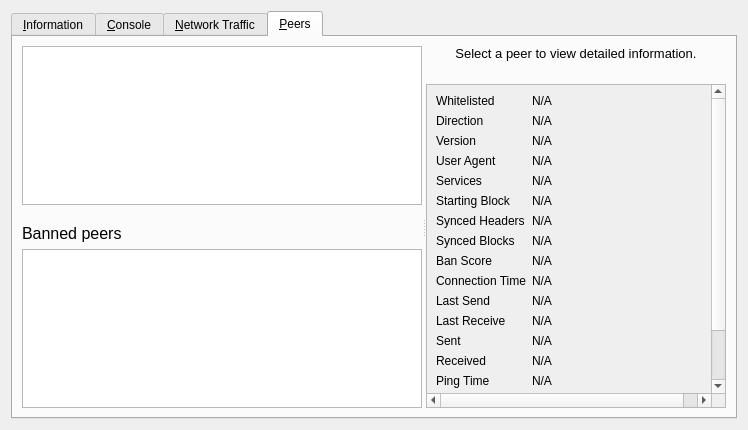
Old version of the form src/qt/forms/debugwindow.ui in the repository cryptoinhero/zurbank.
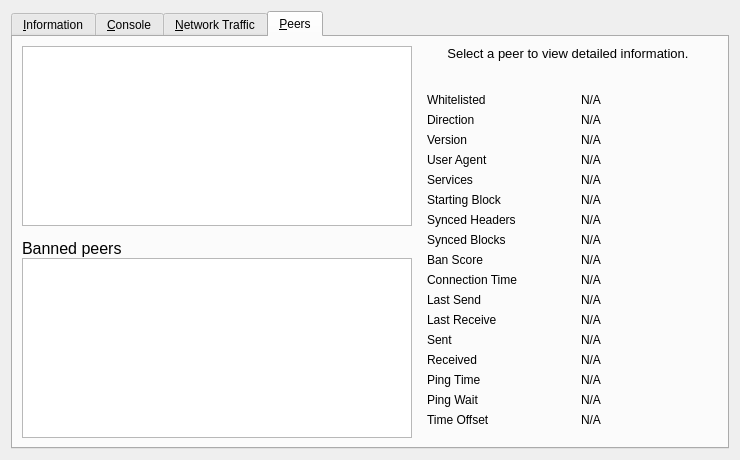
New version of the form. The open tabs and pages were chosen to show the change. Icons and pictures are not drawn. Custom widgets are drawn as their Qt base class.

What changed in the file:
```diff
--- a/src/qt/forms/debugwindow.ui
+++ b/src/qt/forms/debugwindow.ui
@@ -902,31 +902,17 @@
       <attribute name="title">
        <string>&amp;Peers</string>
       </attribute>
-      <layout class="QVBoxLayout" name="verticalLayout_6">
-       <item>
-        <widget class="QSplitter" name="splitter">
-         <property name="orientation">
-          <enum>Qt::Horizontal</enum>
+      <layout class="QGridLayout" name="gridLayout_2">
+       <item row="0" column="0" rowspan="2">
+        <layout class="QVBoxLayout" name="verticalLayout_101">
+         <property name="spacing">
+          <number>0</number>
          </property>
-         <property name="childrenCollapsible">
-          <bool>false</bool>
-         </property>
-         <widget class="QWidget" name="widget_1" native="true">
-          <property name="sizePolicy">
-           <sizepolicy hsizetype="MinimumExpanding" vsizetype="Preferred">
-            <horstretch>1</horstretch>
-            <verstretch>0</verstretch>
-           </sizepolicy>
-          </property>
-          <property name="minimumSize">
-           <size>
-            <width>400</width>
-            <height>0</height>
-           </size>
-          </property>
-          <layout class="QVBoxLayout" name="verticalLayout_7">
            <item>
             <widget class="QTableView" name="peerWidget">
+           <property name="horizontalScrollBarPolicy">
+            <enum>Qt::ScrollBarAsNeeded</enum>
+           </property>
              <property name="tabKeyNavigation">
               <bool>false</bool>
              </property>
@@ -948,7 +934,7 @@
              </property>
              <property name="minimumSize">
               <size>
-               <width>0</width>
+             <width>300</width>
                <height>32</height>
               </size>
              </property>
@@ -982,6 +968,15 @@
            </item>
            <item>
             <widget class="QTableView" name="banlistWidget">
+           <property name="sizePolicy">
+            <sizepolicy hsizetype="Expanding" vsizetype="Expanding">
+             <horstretch>0</horstretch>
+             <verstretch>0</verstretch>
+            </sizepolicy>
+           </property>
+           <property name="horizontalScrollBarPolicy">
+            <enum>Qt::ScrollBarAsNeeded</enum>
+           </property>
              <property name="tabKeyNavigation">
               <bool>false</bool>
              </property>
@@ -994,22 +989,8 @@
             </widget>
            </item>
           </layout>
-         </widget>
-         <widget class="QWidget" name="widget_2" native="true">
-          <property name="sizePolicy">
-           <sizepolicy hsizetype="Minimum" vsizetype="Preferred">
-            <horstretch>0</horstretch>
-            <verstretch>0</verstretch>
-           </sizepolicy>
-          </property>
-          <property name="minimumSize">
-           <size>
-            <width>300</width>
-            <height>0</height>
-           </size>
-          </property>
-          <layout class="QVBoxLayout" name="verticalLayout_8">
-           <item>
+       </item>
+       <item row="0" column="1">
             <widget class="QLabel" name="peerHeading">
              <property name="sizePolicy">
               <sizepolicy hsizetype="Preferred" vsizetype="Minimum">
@@ -1019,7 +1000,7 @@
              </property>
              <property name="minimumSize">
               <size>
-               <width>0</width>
+           <width>300</width>
                <height>32</height>
               </size>
              </property>
@@ -1045,27 +1026,15 @@
              </property>
             </widget>
            </item>
-           <item>
-            <widget class="QScrollArea" name="scrollArea">
-             <property name="widgetResizable">
-              <bool>true</bool>
-             </property>
-             <widget class="QWidget" name="detailWidget">
-              <property name="geometry">
-               <rect>
-                <x>0</x>
-                <y>0</y>
-                <width>300</width>
-                <height>426</height>
-               </rect>
-              </property>
+       <item row="1" column="1">
+        <widget class="QWidget" name="detailWidget" native="true">
               <property name="minimumSize">
                <size>
                 <width>300</width>
                 <height>0</height>
                </size>
               </property>
-              <layout class="QGridLayout" name="gridLayout_2" columnstretch="0,1">
+         <layout class="QGridLayout" name="gridLayout_3">
                <item row="0" column="0">
                 <widget class="QLabel" name="label_30">
                  <property name="text">
@@ -1073,7 +1042,7 @@
                  </property>
                 </widget>
                </item>
-               <item row="0" column="1">
+          <item row="0" column="2">
                 <widget class="QLabel" name="peerWhitelisted">
                  <property name="cursor">
                   <cursorShape>IBeamCursor</cursorShape>
@@ -1096,7 +1065,7 @@
                  </property>
                 </widget>
                </item>
-               <item row="1" column="1">
+          <item row="1" column="2">
                 <widget class="QLabel" name="peerDirection">
                  <property name="cursor">
                   <cursorShape>IBeamCursor</cursorShape>
@@ -1119,7 +1088,7 @@
                  </property>
                 </widget>
                </item>
-               <item row="2" column="1">
+          <item row="2" column="2">
                 <widget class="QLabel" name="peerVersion">
                  <property name="cursor">
                   <cursorShape>IBeamCursor</cursorShape>
@@ -1142,7 +1111,7 @@
                  </property>
                 </widget>
                </item>
-               <item row="3" column="1">
+          <item row="3" column="2">
                 <widget class="QLabel" name="peerSubversion">
                  <property name="cursor">
                   <cursorShape>IBeamCursor</cursorShape>
@@ -1165,7 +1134,7 @@
                  </property>
                 </widget>
                </item>
-               <item row="4" column="1">
+          <item row="4" column="2">
                 <widget class="QLabel" name="peerServices">
                  <property name="cursor">
                   <cursorShape>IBeamCursor</cursorShape>
@@ -1188,7 +1157,7 @@
                  </property>
                 </widget>
                </item>
-               <item row="5" column="1">
+          <item row="5" column="2">
                 <widget class="QLabel" name="peerHeight">
                  <property name="cursor">
                   <cursorShape>IBeamCursor</cursorShape>
@@ -1211,7 +1180,7 @@
                  </property>
                 </widget>
                </item>
-               <item row="6" column="1">
+          <item row="6" column="2">
                 <widget class="QLabel" name="peerSyncHeight">
                  <property name="cursor">
                   <cursorShape>IBeamCursor</cursorShape>
@@ -1234,7 +1203,7 @@
                  </property>
                 </widget>
                </item>
-               <item row="7" column="1">
+          <item row="7" column="2">
                 <widget class="QLabel" name="peerCommonHeight">
                  <property name="cursor">
                   <cursorShape>IBeamCursor</cursorShape>
@@ -1257,7 +1226,7 @@
                  </property>
                 </widget>
                </item>
-               <item row="8" column="1">
+          <item row="8" column="2">
                 <widget class="QLabel" name="peerBanScore">
                  <property name="cursor">
                   <cursorShape>IBeamCursor</cursorShape>
@@ -1280,7 +1249,7 @@
                  </property>
                 </widget>
                </item>
-               <item row="9" column="1">
+          <item row="9" column="2">
                 <widget class="QLabel" name="peerConnTime">
                  <property name="cursor">
                   <cursorShape>IBeamCursor</cursorShape>
@@ -1303,7 +1272,7 @@
                  </property>
                 </widget>
                </item>
-               <item row="10" column="1">
+          <item row="10" column="2">
                 <widget class="QLabel" name="peerLastSend">
                  <property name="cursor">
                   <cursorShape>IBeamCursor</cursorShape>
@@ -1326,7 +1295,7 @@
                  </property>
                 </widget>
                </item>
-               <item row="11" column="1">
+          <item row="11" column="2">
                 <widget class="QLabel" name="peerLastRecv">
                  <property name="cursor">
                   <cursorShape>IBeamCursor</cursorShape>
@@ -1349,7 +1318,7 @@
                  </property>
                 </widget>
                </item>
-               <item row="12" column="1">
+          <item row="12" column="2">
                 <widget class="QLabel" name="peerBytesSent">
                  <property name="cursor">
                   <cursorShape>IBeamCursor</cursorShape>
@@ -1372,7 +1341,7 @@
                  </property>
                 </widget>
                </item>
-               <item row="13" column="1">
+          <item row="13" column="2">
                 <widget class="QLabel" name="peerBytesRecv">
                  <property name="cursor">
                   <cursorShape>IBeamCursor</cursorShape>
@@ -1395,7 +1364,7 @@
                  </property>
                 </widget>
                </item>
-               <item row="14" column="1">
+          <item row="14" column="2">
                 <widget class="QLabel" name="peerPingTime">
                  <property name="cursor">
                   <cursorShape>IBeamCursor</cursorShape>
@@ -1421,7 +1390,7 @@
                  </property>
                 </widget>
                </item>
-               <item row="15" column="1">
+          <item row="15" column="2">
                 <widget class="QLabel" name="peerPingWait">
                  <property name="cursor">
                   <cursorShape>IBeamCursor</cursorShape>
@@ -1438,36 +1407,13 @@
                 </widget>
                </item>
                <item row="16" column="0">
-                <widget class="QLabel" name="peerMinPingLabel">
-                 <property name="text">
-                  <string>Min Ping</string>
-                 </property>
-                </widget>
-               </item>
-               <item row="16" column="1">
-                <widget class="QLabel" name="peerMinPing">
-                 <property name="cursor">
-                  <cursorShape>IBeamCursor</cursorShape>
-                 </property>
-                 <property name="text">
-                  <string>N/A</string>
-                 </property>
-                 <property name="textFormat">
-                  <enum>Qt::PlainText</enum>
-                 </property>
-                 <property name="textInteractionFlags">
-                  <set>Qt::LinksAccessibleByMouse|Qt::TextSelectableByKeyboard|Qt::TextSelectableByMouse</set>
-                 </property>
-                </widget>
-               </item>
-               <item row="17" column="0">
                 <widget class="QLabel" name="label_timeoffset">
                  <property name="text">
                   <string>Time Offset</string>
                  </property>
                 </widget>
                </item>
-               <item row="17" column="1">
+          <item row="16" column="2">
                 <widget class="QLabel" name="timeoffset">
                  <property name="cursor">
                   <cursorShape>IBeamCursor</cursorShape>
@@ -1483,12 +1429,20 @@
                  </property>
                 </widget>
                </item>
-              </layout>
-             </widget>
-            </widget>
-           </item>
-          </layout>
-         </widget>
+          <item row="17" column="1">
+           <spacer name="verticalSpacer_3">
+            <property name="orientation">
+             <enum>Qt::Vertical</enum>
+            </property>
+            <property name="sizeHint" stdset="0">
+             <size>
+              <width>20</width>
+              <height>40</height>
+             </size>
+            </property>
+           </spacer>
+          </item>
+         </layout>
         </widget>
        </item>
       </layout>
```
Left out of the diff: 94 changed lines with no effect on the pictures. Lines whose indentation alone changed are shown as unchanged.
